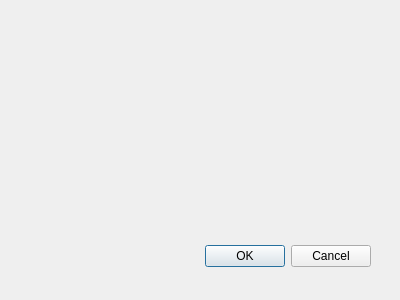
First picture: the form in dialog.ui, repository carlosv14/Graphic-File-System, before the edit.
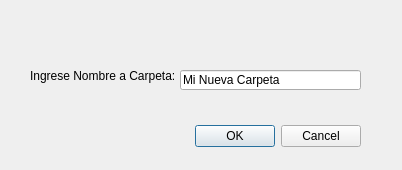
Second picture: the form after the edit.

```diff
--- a/dialog.ui
+++ b/dialog.ui
@@ -3,23 +3,23 @@
  <comment></comment>
  <exportmacro></exportmacro>
  <class>Dialog</class>
- <widget class="QDialog" name="Dialog" >
-  <property name="geometry" >
+ <widget class="QDialog" name="Dialog">
+  <property name="geometry">
    <rect>
     <x>0</x>
     <y>0</y>
-    <width>400</width>
-    <height>300</height>
+    <width>402</width>
+    <height>170</height>
    </rect>
   </property>
   <property name="windowTitle" >
    <string>Dialog</string>
   </property>
-  <widget class="QDialogButtonBox" name="buttonBox" >
-   <property name="geometry" >
+  <widget class="QDialogButtonBox" name="buttonBox">
+   <property name="geometry">
     <rect>
-     <x>30</x>
-     <y>240</y>
+     <x>20</x>
+     <y>120</y>
      <width>341</width>
      <height>32</height>
     </rect>
@@ -31,6 +31,32 @@
     <set>QDialogButtonBox::Cancel|QDialogButtonBox::Ok</set>
    </property>
   </widget>
+  <widget class="QLabel" name="label">
+   <property name="geometry">
+    <rect>
+     <x>30</x>
+     <y>60</y>
+     <width>161</width>
+     <height>31</height>
+    </rect>
+   </property>
+   <property name="text">
+    <string>Ingrese Nombre a Carpeta: </string>
+   </property>
+  </widget>
+  <widget class="QLineEdit" name="lineEdit">
+   <property name="geometry">
+    <rect>
+     <x>180</x>
+     <y>70</y>
+     <width>181</width>
+     <height>20</height>
+    </rect>
+   </property>
+   <property name="text">
+    <string>Mi Nueva Carpeta</string>
+   </property>
+  </widget>
  </widget>
  <pixmapfunction></pixmapfunction>
  <resources/>
```
Left out of the diff: 21 changed lines with no effect on the pictures.
